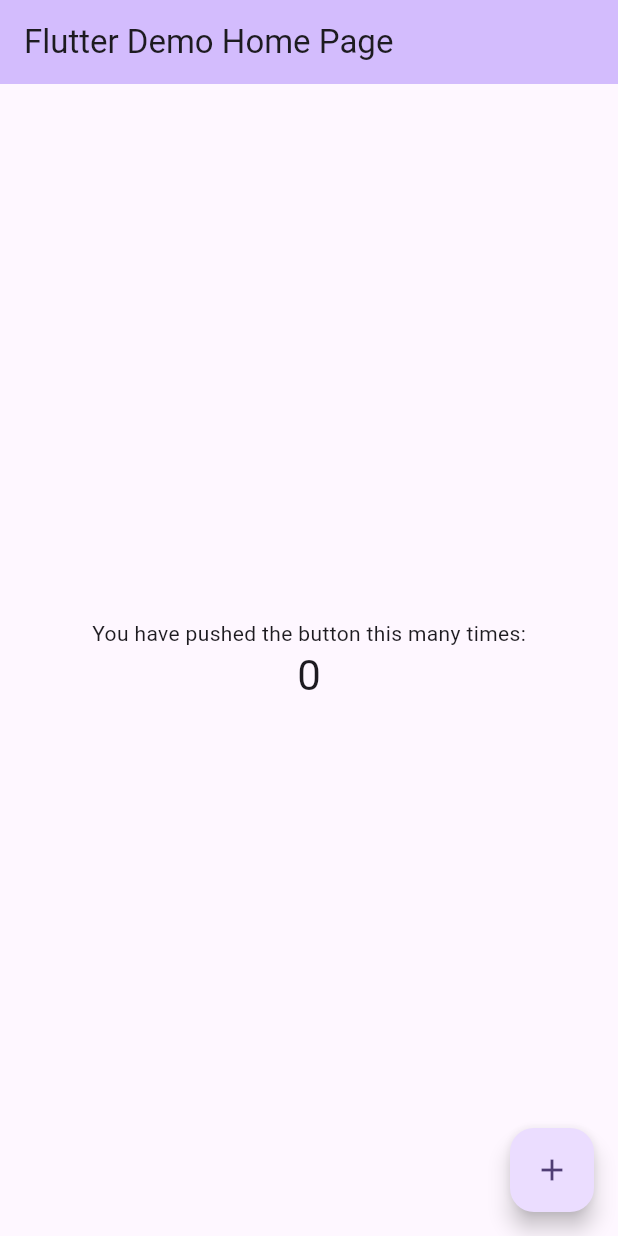
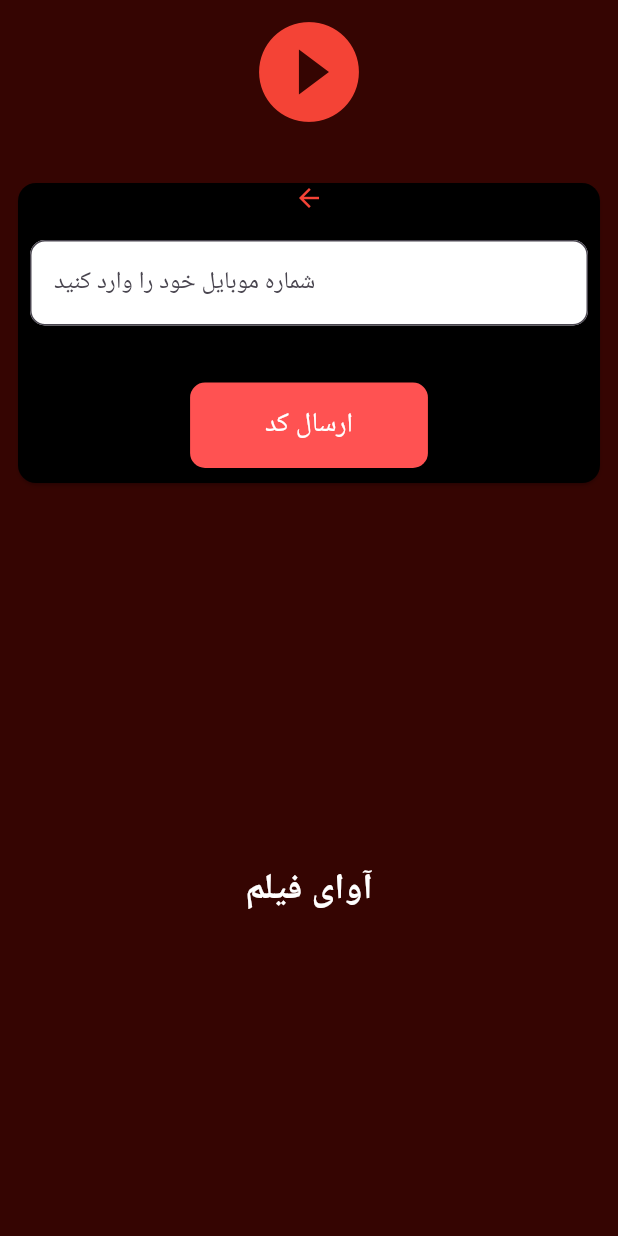
Before and after one commit to mohsensoltani666/ava-film, a Flutter app: the screen it shows after launch, on a phone screen of 412 x 824 dp. Run offline on Flutter 3.47's test engine with Material 3 defaults, Android fonts, the light colour scheme and no system bars.

Commit message:
03.08.02 first tahvil project

```diff
--- a/lib/main.dart
+++ b/lib/main.dart
@@ -1,125 +1,22 @@
+import 'package:ava_film1/view/splash_screen/splash_screen.dart';
 import 'package:flutter/material.dart';
 
-void main() {
+// import 'package:film/view/splash_screen.dart';
+// import 'otp/otp_page.dart';
+
+void main(){
   runApp(const MyApp());
 }
 
 class MyApp extends StatelessWidget {
   const MyApp({super.key});
 
-  // This widget is the root of your application.
   @override
   Widget build(BuildContext context) {
-    return MaterialApp(
-      title: 'Flutter Demo',
-      theme: ThemeData(
-        // This is the theme of your application.
-        //
-        // TRY THIS: Try running your application with "flutter run". You'll see
-        // the application has a purple toolbar. Then, without quitting the app,
-        // try changing the seedColor in the colorScheme below to Colors.green
-        // and then invoke "hot reload" (save your changes or press the "hot
-        // reload" button in a Flutter-supported IDE, or press "r" if you used
-        // the command line to start the app).
-        //
-        // Notice that the counter didn't reset back to zero; the application
-        // state is not lost during the reload. To reset the state, use hot
-        // restart instead.
-        //
-        // This works for code too, not just values: Most code changes can be
-        // tested with just a hot reload.
-        colorScheme: ColorScheme.fromSeed(seedColor: Colors.deepPurple),
-        useMaterial3: true,
-      ),
-      home: const MyHomePage(title: 'Flutter Demo Home Page'),
+    return const MaterialApp(
+
+      debugShowCheckedModeBanner: false,
+      home: SplashScreen(),
     );
   }
 }
-
-class MyHomePage extends StatefulWidget {
-  const MyHomePage({super.key, required this.title});
-
-  // This widget is the home page of your application. It is stateful, meaning
-  // that it has a State object (defined below) that contains fields that affect
-  // how it looks.
-
-  // This class is the configuration for the state. It holds the values (in this
-  // case the title) provided by the parent (in this case the App widget) and
-  // used by the build method of the State. Fields in a Widget subclass are
-  // always marked "final".
-
-  final String title;
-
-  @override
-  State<MyHomePage> createState() => _MyHomePageState();
-}
-
-class _MyHomePageState extends State<MyHomePage> {
-  int _counter = 0;
-
-  void _incrementCounter() {
-    setState(() {
-      // This call to setState tells the Flutter framework that something has
-      // changed in this State, which causes it to rerun the build method below
-      // so that the display can reflect the updated values. If we changed
-      // _counter without calling setState(), then the build method would not be
-      // called again, and so nothing would appear to happen.
-      _counter++;
-    });
-  }
-
-  @override
-  Widget build(BuildContext context) {
-    // This method is rerun every time setState is called, for instance as done
-    // by the _incrementCounter method above.
-    //
-    // The Flutter framework has been optimized to make rerunning build methods
-    // fast, so that you can just rebuild anything that needs updating rather
-    // than having to individually change instances of widgets.
-    return Scaffold(
-      appBar: AppBar(
-        // TRY THIS: Try changing the color here to a specific color (to
-        // Colors.amber, perhaps?) and trigger a hot reload to see the AppBar
-        // change color while the other colors stay the same.
-        backgroundColor: Theme.of(context).colorScheme.inversePrimary,
-        // Here we take the value from the MyHomePage object that was created by
-        // the App.build method, and use it to set our appbar title.
-        title: Text(widget.title),
-      ),
-      body: Center(
-        // Center is a layout widget. It takes a single child and positions it
-        // in the middle of the parent.
-        child: Column(
-          // Column is also a layout widget. It takes a list of children and
-          // arranges them vertically. By default, it sizes itself to fit its
-          // children horizontally, and tries to be as tall as its parent.
-          //
-          // Column has various properties to control how it sizes itself and
-          // how it positions its children. Here we use mainAxisAlignment to
-          // center the children vertically; the main axis here is the vertical
-          // axis because Columns are vertical (the cross axis would be
-          // horizontal).
-          //
-          // TRY THIS: Invoke "debug painting" (choose the "Toggle Debug Paint"
-          // action in the IDE, or press "p" in the console), to see the
-          // wireframe for each widget.
-          mainAxisAlignment: MainAxisAlignment.center,
-          children: <Widget>[
-            const Text(
-              'You have pushed the button this many times:',
-            ),
-            Text(
-              '$_counter',
-              style: Theme.of(context).textTheme.headlineMedium,
-            ),
-          ],
-        ),
-      ),
-      floatingActionButton: FloatingActionButton(
-        onPressed: _incrementCounter,
-        tooltip: 'Increment',
-        child: const Icon(Icons.add),
-      ), // This trailing comma makes auto-formatting nicer for build methods.
-    );
-  }
-}
--- /dev/null
+++ b/lib/view/splash_screen/home_screen.dart
@@ -0,0 +1,92 @@
+// import 'package:flutter/cupertino.dart';
+import 'package:flutter/material.dart';
+// import 'package:flutter/widgets.dart';
+
+class HomeScreen extends StatelessWidget {
+  const HomeScreen({super.key});
+
+  @override
+  Widget build(BuildContext context) {
+    return   Scaffold(
+      backgroundColor:  Color.fromRGBO(53, 5, 2, 100),
+      body: Padding(
+        padding: const EdgeInsets.all(8.0),
+        child: Column(
+          // mainAxisAlignment: MainAxisAlignment.spaceAround,
+          children: [
+            const Icon(
+              // Icons.edit,
+              Icons.play_circle_fill,
+              size: 80,
+              color: Colors.red,
+            ),
+            const SizedBox(height: 30),
+
+            Card(
+
+              color: Colors.black,
+              child: Container(
+                height: 200,
+                width: double.infinity,
+                child: Column(
+                  // mainAxisAlignment: MainAxisAlignment.spaceAround,
+                  children: [
+                    const Icon(
+                      Icons.arrow_back,
+                      size: 20,
+                      color: Colors.red,
+                    ),
+                    SizedBox(height: 10,),
+                    Padding(
+                      padding: const EdgeInsets.all(8.0),
+                      child: TextFormField(
+                        decoration: InputDecoration(
+                          filled: true,
+                          fillColor: Colors.white,
+                          hintText: 'شماره موبایل خود را وارد کنید',
+                          border: OutlineInputBorder(
+                            borderRadius: BorderRadius.circular(10),
+                          ),
+                        ),
+                        keyboardType: TextInputType.phone,
+                      ),
+                    ),
+                    const SizedBox(height: 30,),
+                    ElevatedButton(
+                      onPressed: () {
+                        // عملکرد دکمه ارسال کد
+                      },
+                      style: ElevatedButton.styleFrom(
+                        backgroundColor: Colors.redAccent,
+                        padding: const EdgeInsets.symmetric(horizontal: 50, vertical: 15),
+                        shape: RoundedRectangleBorder(
+                          borderRadius: BorderRadius.circular(10),
+                        ),
+                      ),
+                      child: const Text(
+                        'ارسال کد',
+                        style: TextStyle(fontSize: 18, color: Colors.white),
+                      ),
+                    ),
+                  ],
+                ),
+                // const SizedBox(),
+
+              ),
+            ),
+            const SizedBox(height: 250,),
+            // const Spacer(),
+            const Text(
+              'آوای فیلم',
+              style: TextStyle(
+                fontSize: 24,
+                color: Colors.white,
+                fontWeight: FontWeight.bold,
+              ),
+            ),
+          ],
+        ),
+      ),
+    );
+  }
+}
```
Also changed, not shown: lib/view/splash_screen/splash_screen.dart (added, +73 -0 lines).
